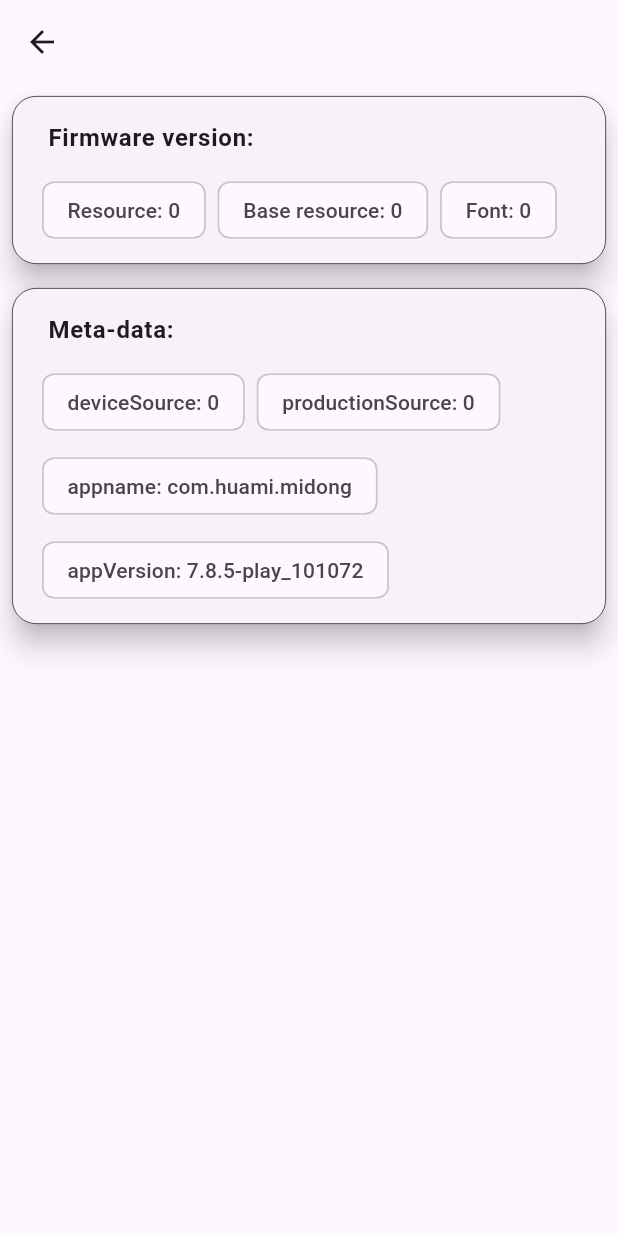
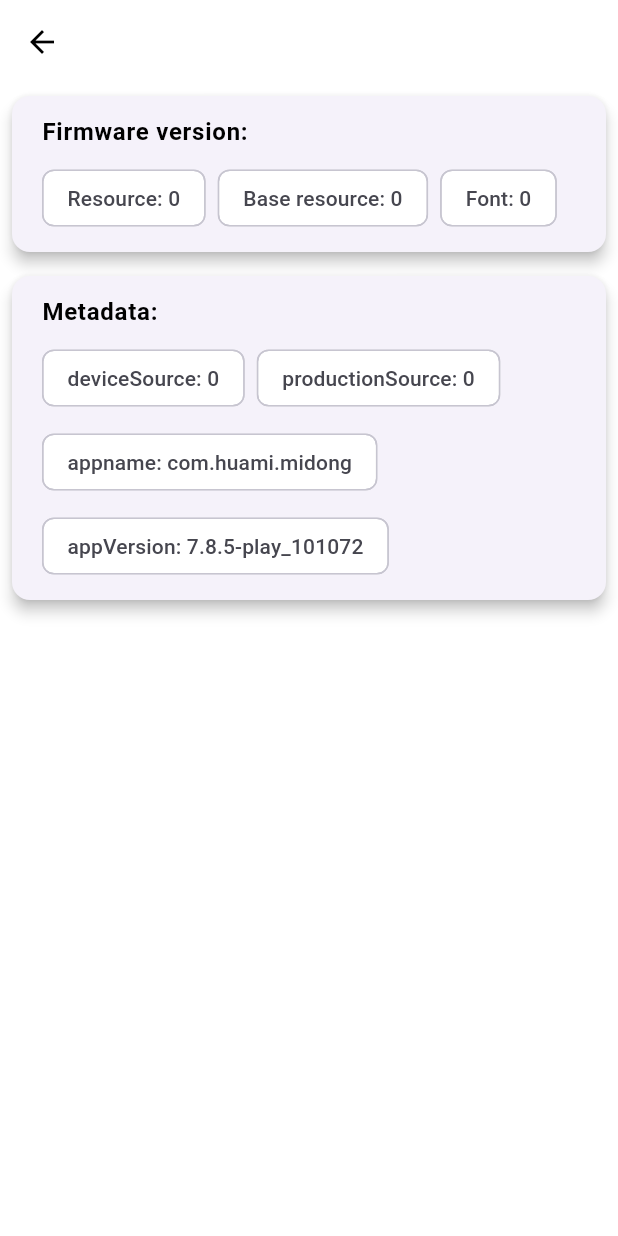
Before and after one commit to Keddnyo/miyolla, a Flutter app: the FeedCard widget shown alone on an empty page, opened directly with empty values, after a tap on the "info" icon, on a phone screen of 412 x 824 dp. Run offline on Flutter 3.47's test engine with Material 2 defaults, Android fonts, the phone set to English and light mode, and no system bars; our stand-ins replace flex_color_scheme, flutter_localized_locales, infinite_scroll_pagination; generated files the repository leaves out were written again; network calls fail.

Commit message:
Theme updated

```diff
--- a/lib/l10n/app_en.arb
+++ b/lib/l10n/app_en.arb
@@ -5,7 +5,7 @@
   "appsTitle": "Apps",
   "aboutTitle": "About",
   "aboutText": "This app is designed for Huami wearables.\nThere are three destinations can be found in navigation drawer.\nThe first one is firmwares feed. There you can download firmwares for different wearables.\nThe second one is dials. There you can discover varius watch faces.\nThe third one is apps. There you can find an Android app for your wearable.",
-  "appCredits": "Created by {developer}, 2023",
+  "appCredits": "(c) Created by {developer}, 2023",
   "@appCredits": {
     "placeholders": {
       "developer": {
@@ -16,7 +16,7 @@
   "firmwareReleaseNotes": "Release notes:",
   "firmwareVersion": "Firmware version:",
   "firmwareLanguages": "Languages:",
-  "firmwareMetaData": "Meta-data:",
+  "firmwareMetaData": "Metadata:",
   "firmwareDownload": "Download",
   "firmware": "Firmware",
   "resource": "Resource",
--- a/lib/l10n/app_ru.arb
+++ b/lib/l10n/app_ru.arb
@@ -5,7 +5,7 @@
   "appsTitle": "Приложения",
   "aboutTitle": "О приложении",
   "aboutText": "Приложение разработано для устройств Huami.\nЗдесь вы можете найти три категории.\nПервая категория - лента. В ней вы можете скачать прошивки.\nВторая категория - циферблаты. В ней вы можете открыть для себя множество циферблатов.\nТретья категория - приложения. В ней вы можете найти приложения-компаньоны для Android.",
-  "appCredits": "Разработал {developer}, 2023",
+  "appCredits": "(c) Разработал {developer}, 2023",
   "@appCredits": {
     "placeholders": {
       "developer": {
--- a/lib/src/common/configuration/app_theme.dart
+++ b/lib/src/common/configuration/app_theme.dart
@@ -1,11 +1,18 @@
+import 'package:flex_color_scheme/flex_color_scheme.dart';
 import 'package:flutter/material.dart';
 
 class MiYollaTheme {
-  static final ThemeData light = ThemeData(
+  static final ThemeData light = FlexColorScheme.light(
+    lightIsWhite: true,
     useMaterial3: true,
-  );
+    primary: Colors.indigo,
+    secondaryContainer: Colors.indigo,
+  ).toTheme;
 
-  static final ThemeData dark = ThemeData.dark(
+  static final ThemeData dark = FlexColorScheme.dark(
+    darkIsTrueBlack: true,
     useMaterial3: true,
-  );
+    primary: Colors.pink,
+    secondaryContainer: Colors.pink,
+  ).toTheme;
 }
--- a/lib/src/common/constants.dart
+++ b/lib/src/common/constants.dart
@@ -9,13 +9,3 @@ class Dimens {
   static const BorderRadius borderRadius =
       BorderRadius.all(Radius.circular(16.0));
 }
-
-class Styles {
-  static getRectangleBorder(BuildContext context) => RoundedRectangleBorder(
-        side: BorderSide(
-          width: 0.5,
-          color: Theme.of(context).colorScheme.onBackground,
-        ),
-        borderRadius: Dimens.borderRadius,
-      );
-}
--- a/lib/src/ui/screen/apps_screen/apps_screen.dart
+++ b/lib/src/ui/screen/apps_screen/apps_screen.dart
@@ -30,13 +30,6 @@ class AppsScreen extends StatelessWidget {
               children: [
                 Card(
                   elevation: 4.0,
-                  shape: RoundedRectangleBorder(
-                    side: BorderSide(
-                      width: 0.5,
-                      color: Theme.of(context).colorScheme.onBackground,
-                    ),
-                    borderRadius: Dimens.borderRadius,
-                  ),
                   margin: const EdgeInsets.all(4.0),
                   child: InkWell(
                     onTap: () {
--- a/lib/src/ui/screen/dials_screen/device_list.dart
+++ b/lib/src/ui/screen/dials_screen/device_list.dart
@@ -4,7 +4,6 @@ import 'package:miyolla/src/app/utils/extensions/system_overlay_extensions.dart'
 
 import '../../../app/model/dials/request/dials_wearable_model.dart';
 import '../../../app/navigation/routes.dart';
-import '../../../common/constants.dart';
 
 class DialsDeviceList extends StatelessWidget {
   const DialsDeviceList({super.key});
@@ -33,7 +32,6 @@ class DialsDeviceList extends StatelessWidget {
                 ),
                 child: Card(
                   elevation: 4.0,
-                  shape: Styles.getRectangleBorder(context),
                   child: ListTile(
                     title: Text(
                       dial.deviceName,
--- a/lib/src/ui/screen/dials_screen/target_device_dials.dart
+++ b/lib/src/ui/screen/dials_screen/target_device_dials.dart
@@ -88,7 +88,6 @@ class _TargetDeviceDialsState extends State<TargetDeviceDials> {
             itemCount: dials.length,
             itemBuilder: (context, index) {
               return Card(
-                shape: Styles.getRectangleBorder(context),
                 elevation: 4.0,
                 margin: const EdgeInsets.all(8.0),
                 child: InkWell(
--- a/lib/src/ui/screen/firmwares_feed_screen/feed_card.dart
+++ b/lib/src/ui/screen/firmwares_feed_screen/feed_card.dart
@@ -69,9 +69,8 @@ class _FeedCardState extends State<FeedCard> {
     }
 
     return Card(
+      margin: const EdgeInsets.all(8.0),
       elevation: 4.0,
-      margin: const EdgeInsets.all(8.0),
-      shape: Styles.getRectangleBorder(context),
       child: Column(
         children: [
           Padding(
@@ -109,13 +108,12 @@ class _FeedCardState extends State<FeedCard> {
             ),
             subtitle: Text(releaseNotes),
           ),
-          Divider(
-            color: Theme.of(context).colorScheme.onBackground,
-            thickness: 0.5,
-            height: 0.5,
-          ),
           Padding(
-            padding: const EdgeInsets.all(12.0),
+            padding: const EdgeInsets.only(
+              left: 12.0,
+              right: 12.0,
+              bottom: 12.0,
+            ),
             child: Row(
               mainAxisAlignment: MainAxisAlignment.end,
               children: [
--- a/lib/src/ui/screen/firmwares_feed_screen/feed_firmware_info_screen.dart
+++ b/lib/src/ui/screen/firmwares_feed_screen/feed_firmware_info_screen.dart
@@ -2,7 +2,6 @@ import 'package:flutter/material.dart';
 import 'package:flutter_gen/gen_l10n/app_localizations.dart';
 
 import '../../../app/model/firmwares/firmware_response_model.dart';
-import '../../../common/constants.dart';
 
 class FirmwareInfoScreen extends StatelessWidget {
   const FirmwareInfoScreen({
@@ -31,11 +30,10 @@ class FirmwareInfoScreen extends StatelessWidget {
             Padding(
               padding: const EdgeInsets.all(4.0),
               child: Card(
-                shape: Styles.getRectangleBorder(context),
-                elevation: 8.0,
+                elevation: 4.0,
                 child: ListTile(
                   title: Padding(
-                    padding: const EdgeInsets.all(8.0),
+                    padding: const EdgeInsets.all(4.0),
                     child: Text(
                       AppLocalizations.of(context)!.firmwareVersion,
                       style: const TextStyle(fontWeight: FontWeight.bold),
@@ -78,11 +76,10 @@ class FirmwareInfoScreen extends StatelessWidget {
               Padding(
                 padding: const EdgeInsets.all(4.0),
                 child: Card(
-                  shape: Styles.getRectangleBorder(context),
-                  elevation: 8.0,
+                  elevation: 4.0,
                   child: ListTile(
                     title: Padding(
-                      padding: const EdgeInsets.all(8.0),
+                      padding: const EdgeInsets.all(4.0),
                       child: Text(
                         AppLocalizations.of(context)!.firmwareLanguages,
                         style: const TextStyle(fontWeight: FontWeight.bold),
@@ -100,11 +97,10 @@ class FirmwareInfoScreen extends StatelessWidget {
             Padding(
               padding: const EdgeInsets.all(4.0),
               child: Card(
-                shape: Styles.getRectangleBorder(context),
-                elevation: 8.0,
+                elevation: 4.0,
                 child: ListTile(
                   title: Padding(
-                    padding: const EdgeInsets.all(8.0),
+                    padding: const EdgeInsets.all(4.0),
                     child: Text(
                       AppLocalizations.of(context)!.firmwareMetaData,
                       style: const TextStyle(fontWeight: FontWeight.bold),
--- a/pubspec.yaml
+++ b/pubspec.yaml
@@ -7,6 +7,7 @@ environment:
   sdk: '>=2.19.6 <3.0.0'
 
 dependencies:
+  flex_color_scheme: ^7.1.2
   flutter:
     sdk: flutter
   flutter_launcher_icons: ^0.13.1
```
